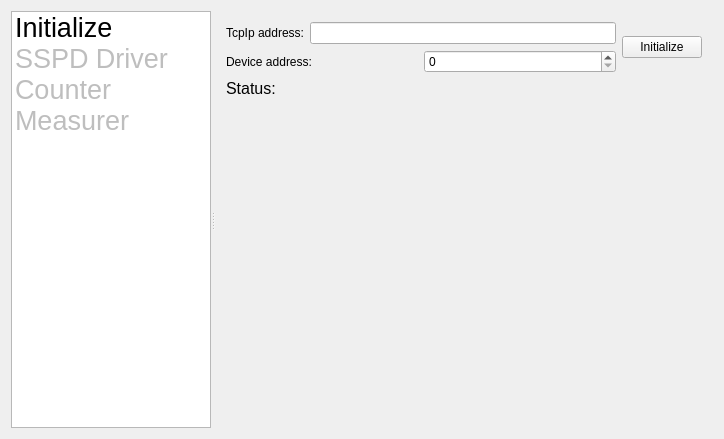
Above: User/QeMeasurer/mainwindow.ui from OzhegovRoman/ControlUnit4_Software before the change. Below: the same form after it.
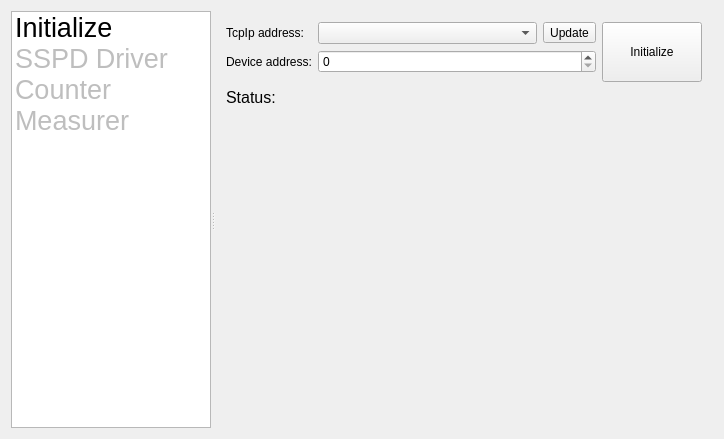
That is the form after the change. The open tabs and pages were chosen to show the change. Custom widgets are drawn as their Qt base class.

Patch:
```diff
--- a/User/QeMeasurer/mainwindow.ui
+++ b/User/QeMeasurer/mainwindow.ui
@@ -87,14 +87,12 @@
        <number>4</number>
       </property>
       <widget class="QWidget" name="pInitialize">
-       <layout class="QVBoxLayout" name="verticalLayout_8">
-        <item>
-         <layout class="QHBoxLayout" name="horizontalLayout_10">
-          <item>
            <layout class="QVBoxLayout" name="verticalLayout">
             <item>
-             <layout class="QHBoxLayout" name="horizontalLayout_2">
+         <layout class="QHBoxLayout" name="horizontalLayout_9">
               <item>
+           <layout class="QFormLayout" name="formLayout">
+            <item row="0" column="0">
                <widget class="QLabel" name="label_8">
                 <property name="styleSheet">
                  <string notr="true">font: 12pt &quot;MS Shell Dlg 2&quot;;</string>
@@ -104,27 +102,34 @@
                 </property>
                </widget>
               </item>
+            <item row="0" column="1">
+             <layout class="QHBoxLayout" name="horizontalLayout_2">
               <item>
-               <widget class="QLineEdit" name="leTcpAddress">
+               <widget class="QComboBox" name="cbTcpIpAddress">
+                <property name="minimumSize">
+                 <size>
+                  <width>0</width>
+                  <height>0</height>
+                 </size>
+                </property>
                 <property name="styleSheet">
                  <string notr="true">font: 12pt &quot;MS Shell Dlg 2&quot;;</string>
                 </property>
-                <property name="inputMask">
-                 <string/>
+               </widget>
+              </item>
+              <item>
+               <widget class="QToolButton" name="tbUpdateAdresses">
+                <property name="styleSheet">
+                 <string notr="true">font: 12pt &quot;MS Shell Dlg 2&quot;;</string>
                 </property>
                 <property name="text">
-                 <string/>
-                </property>
-                <property name="alignment">
-                 <set>Qt::AlignCenter</set>
+                 <string>Update</string>
                 </property>
                </widget>
               </item>
              </layout>
             </item>
-            <item>
-             <layout class="QHBoxLayout" name="horizontalLayout_9">
-              <item>
+            <item row="1" column="0">
                <widget class="QLabel" name="label_10">
                 <property name="styleSheet">
                  <string notr="true">font: 12pt &quot;MS Shell Dlg 2&quot;;</string>
@@ -134,8 +139,14 @@
                 </property>
                </widget>
               </item>
-              <item>
+            <item row="1" column="1">
                <widget class="QSpinBox" name="sbDeviceAddress">
+              <property name="minimumSize">
+               <size>
+                <width>0</width>
+                <height>0</height>
+               </size>
+              </property>
                 <property name="styleSheet">
                  <string notr="true">font: 12pt &quot;MS Shell Dlg 2&quot;;</string>
                 </property>
@@ -146,10 +157,20 @@
               </item>
              </layout>
             </item>
-           </layout>
-          </item>
           <item>
            <widget class="QPushButton" name="pbInitialize">
+            <property name="minimumSize">
+             <size>
+              <width>0</width>
+              <height>60</height>
+             </size>
+            </property>
+            <property name="maximumSize">
+             <size>
+              <width>100</width>
+              <height>16777215</height>
+             </size>
+            </property>
             <property name="styleSheet">
              <string notr="true">font: 12pt &quot;MS Shell Dlg 2&quot;;</string>
             </property>
```
Left out of the diff: 2 changed lines with no effect on the pictures. Lines whose indentation alone changed are shown as unchanged.
